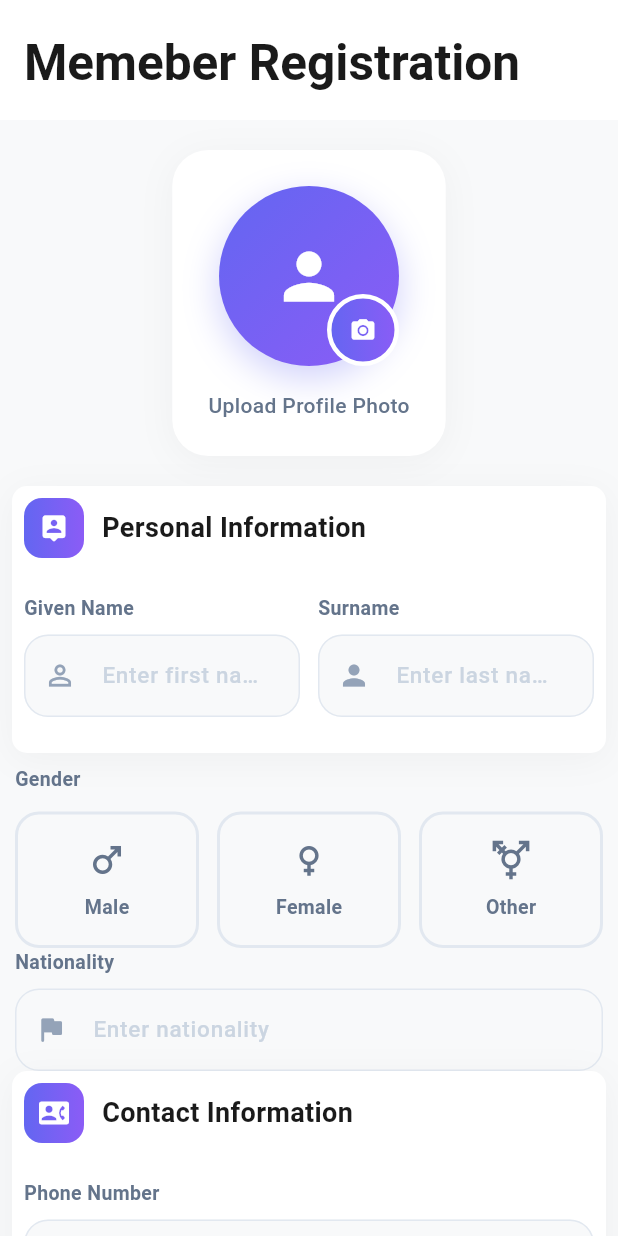
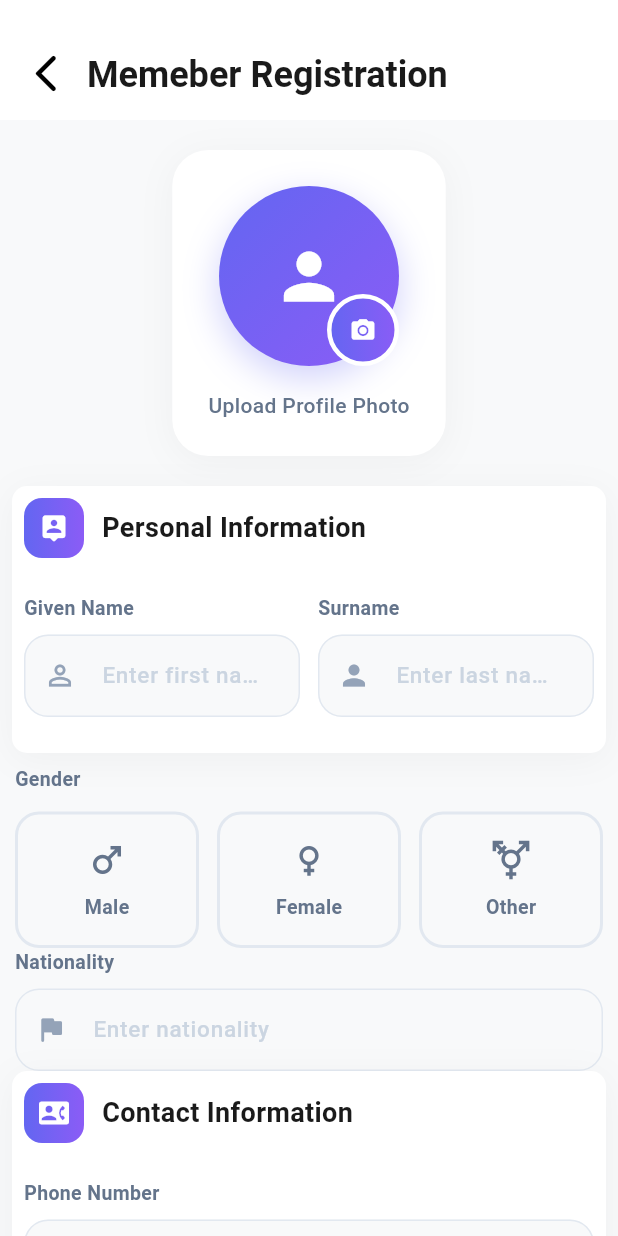
Before and after one commit to MonowarShoz/shomiti_app, a Flutter app: the MemberRegistrationFormScreen screen opened by its route, on a phone screen of 412 x 824 dp. Run offline on Flutter 3.47's test engine with Material 3 defaults, Android fonts, the light colour scheme and no system bars; our stand-ins replace dio, file_picker, flutter_image_compress, flutter_riverpod, flutter_screenutil, fpdart and 6 more; accounts and stored records are empty; generated files the repository leaves out were written again; statements that could not run were skipped.

Commit message:
sub menu added

```diff
--- a/lib/core/routing/app_router.dart
+++ b/lib/core/routing/app_router.dart
@@ -3,6 +3,7 @@ import 'package:go_router/go_router.dart';
 import 'package:imsomitiapp/core/routing/navigator_observer.dart';
 import 'package:imsomitiapp/core/routing/routes.dart';
 import 'package:imsomitiapp/features/Home/presentation/widget/home_screen.dart';
+import 'package:imsomitiapp/features/Home/presentation/widget/submenu_screen.dart';
 import 'package:imsomitiapp/features/Member_info/presentation/widget/member_registration_form.dart';
 import 'package:imsomitiapp/features/auth/presentation/provider/login_notifier_provider.dart';
 import 'package:imsomitiapp/features/auth/presentation/widget/login_screen.dart';
@@ -61,7 +62,15 @@ final routerProvider = Provider<GoRouter>((ref) {
       // GoRoute(name: Routes.registerScreen, path: Routes.registerScreen, builder: (context, state) => SchoolRegisterScreen()),
       // GoRoute(name: Routes.changePass, path: Routes.changePass, builder: (context, state) => ChangePasswordScreen()),
        GoRoute(name: Routes.home, path: Routes.home, builder: (context, state) => HomeScreen()),
+      GoRoute(path: Routes.subMenu, name: Routes.subMenu, builder: (context, state) {
+        final args = state.extra as Map<String, dynamic>?;
+        return SubmenuScreen(
+          menuTitle: args?['menuName'] ?? '',
+          headersubMenuIcon: args?['icon'] ?? '',
+          subMenuColor: args?['color'] ?? '',
+        );
 
+      } ),
        GoRoute(path: Routes.memberRegistration, name: Routes.memberRegistration, builder: (context, state) => MemberRegistrationFormScreen()),
       // GoRoute(path: Routes.homework, name: Routes.homework, builder: (context, state) => HomeWorkScreen()),
       // GoRoute(path: Routes.allhomework, name: Routes.allhomework, builder: (context, state) => ViewAllHomeworkScreen()),
--- a/lib/core/routing/routes.dart
+++ b/lib/core/routing/routes.dart
@@ -9,6 +9,7 @@ class Routes {
 
   // Main tab routes (used within ShellRoute)
   static const String home = '/home';
+  static const String subMenu = '/submenu';
   static const String teachermapping ='/teachermapping';
   static const String homework = '/homework';
   static const String allhomework = '/allhomework';
--- a/lib/features/Member_info/presentation/widget/member_registration_form.dart
+++ b/lib/features/Member_info/presentation/widget/member_registration_form.dart
@@ -43,7 +43,8 @@ class _MemberRegistrationFormScreenState
   Widget build(BuildContext context) {
     return Scaffold(
       backgroundColor: const Color(0xFFF8F9FA),
-      body: CustomScrollView(
+      body: SafeArea(
+        child: CustomScrollView(
           slivers: [
             SliverAppBar.large(
               expandedHeight: 80,
@@ -51,12 +52,34 @@ class _MemberRegistrationFormScreenState
               pinned: true,
               backgroundColor: Colors.white,
               elevation: 0,
+              automaticallyImplyLeading: false,
+
               flexibleSpace: FlexibleSpaceBar(
-              title: const Text(
+                title: DefaultTextStyle.merge(
+                  style: const TextStyle(
+                    fontSize: 16, // fix large default font
+                    color: Color(0xFF1A1A1A),
+                    fontWeight: FontWeight.w600,
+                  ),
+                  child: Row(
+                    children: [
+                      GestureDetector(
+                        onTap: () => Navigator.pop(context),
+                        child: const Icon(
+                          Icons.arrow_back_ios_rounded,
+                          color: Colors.black,
+                          size: 20,
+                        ),
+                      ),
+                      const SizedBox(width: 8),
+                      const Text(
                         "Memeber Registration",
                         style: TextStyle(
                           color: Color(0xFF1A1A1A),
                           fontWeight: FontWeight.w600,
+                        ),
+                      ),
+                    ],
                   ),
                 ),
                 titlePadding: const EdgeInsets.only(left: 16, bottom: 16),
@@ -218,7 +241,11 @@ class _MemberRegistrationFormScreenState
                               ),
                               const SizedBox(width: 12),
                               Expanded(
-                              child: _buildGenderCard(2, 'Female', Icons.female),
+                                child: _buildGenderCard(
+                                  2,
+                                  'Female',
+                                  Icons.female,
+                                ),
                               ),
                               const SizedBox(width: 12),
                               Expanded(
@@ -230,22 +257,27 @@ class _MemberRegistrationFormScreenState
                               ),
                             ],
                           ),
-                        _buildModernTextField(controller: _nationalityController,
+                          _buildModernTextField(
+                            controller: _nationalityController,
                             label: 'Nationality',
                             hint: 'Enter nationality',
-                          icon: Icons.flag_rounded,),
+                            icon: Icons.flag_rounded,
+                          ),
                         ],
                       ),
-
                     ),
-                  _buildModerSection('Contact Information', Icons.contact_phone_rounded, [
+                    _buildModerSection(
+                      'Contact Information',
+                      Icons.contact_phone_rounded,
+                      [
                         _buildModernTextField(
                           controller: _phoneController,
                           label: 'Phone Number',
                           hint: '+880 XXX XXX XXXX',
                           icon: Icons.phone_android_rounded,
                           keyboardType: TextInputType.phone,
-                        validator: (v) => v?.isEmpty ?? true ? 'Required' : null,
+                          validator: (v) =>
+                              v?.isEmpty ?? true ? 'Required' : null,
                         ),
                         _buildModernTextField(
                           controller: _emailController,
@@ -268,7 +300,10 @@ class _MemberRegistrationFormScreenState
                         ),
                       ],
                     ),
-                  _buildModerSection( 'Identity Documents', Icons.badge_rounded, [
+                    _buildModerSection(
+                      'Identity Documents',
+                      Icons.badge_rounded,
+                      [
                         _buildModernTextField(
                           controller: _nidController,
                           label: 'National ID',
@@ -295,10 +330,11 @@ class _MemberRegistrationFormScreenState
                               color: const Color(0xFFF8F9FA),
                               borderRadius: BorderRadius.circular(16),
                               border: Border.all(
-                              color: _docuFileString  != null ?const Color(0xFF10B981) :  const Color(0xFFE2E8F0),
+                                color: _docuFileString != null
+                                    ? const Color(0xFF10B981)
+                                    : const Color(0xFFE2E8F0),
                                 width: 2,
                               ),
-
                             ),
                             child: Row(
                               children: [
@@ -307,19 +343,29 @@ class _MemberRegistrationFormScreenState
                                   decoration: BoxDecoration(
                                     color: _docuFileString != null
                                         ? const Color(0xFF10B981).withOpacity(0.1)
-                                        : const Color(0xFF6366F1).withOpacity(0.1),
-                                    borderRadius: BorderRadius.circular(12),),
-                                    child: Icon( _docuFileString != null ? Icons.check_circle : Icons.upload_file_rounded,
+                                        : const Color(
+                                            0xFF6366F1,
+                                          ).withOpacity(0.1),
+                                    borderRadius: BorderRadius.circular(12),
+                                  ),
+                                  child: Icon(
+                                    _docuFileString != null
+                                        ? Icons.check_circle
+                                        : Icons.upload_file_rounded,
                                     color: _docuFileString != null
                                         ? const Color(0xFF10B981)
-                                        : const Color(0xFF6366F1),),
+                                        : const Color(0xFF6366F1),
+                                  ),
                                 ),
                                 const SizedBox(width: 16),
-                               Expanded(child: Column(
+                                Expanded(
+                                  child: Column(
                                     crossAxisAlignment: CrossAxisAlignment.start,
                                     children: [
                                       Text(
-                                        _docuFileString != null ? 'Document Uploaded' : 'Upload Identity Document',
+                                        _docuFileString != null
+                                            ? 'Document Uploaded'
+                                            : 'Upload Identity Document',
                                         style: TextStyle(
                                           fontSize: 15,
                                           fontWeight: FontWeight.w600,
@@ -330,28 +376,32 @@ class _MemberRegistrationFormScreenState
                                       ),
                                       const SizedBox(height: 4),
                                       Text(
-                                        _docuFileString != null ? 'Tap to change' : 'PDF, PNG, or JPG',
+                                        _docuFileString != null
+                                            ? 'Tap to change'
+                                            : 'PDF, PNG, or JPG',
                                         style: const TextStyle(
                                           fontSize: 13,
                                           color: Color(0xFF94A3B8),
                                         ),
                                       ),
-
                                     ],
-                               )),
+                                  ),
+                                ),
                                 Icon(
                                   Icons.arrow_forward_ios_rounded,
                                   size: 16,
                                   color: Colors.grey[400],
                                 ),
-
                               ],
                             ),
                           ),
-                      )
-
-                  ]),
-                  _buildModerSection('Family Member Information', Icons.family_restroom_rounded,[
+                        ),
+                      ],
+                    ),
+                    _buildModerSection(
+                      'Family Member Information',
+                      Icons.family_restroom_rounded,
+                      [
                         _buildModernTextField(
                           controller: _fatherController,
                           label: "Father's Name",
@@ -364,23 +414,29 @@ class _MemberRegistrationFormScreenState
                           hint: 'Enter mother\'s name',
                           icon: Icons.person_outline,
                         ),
-                  ]),
+                      ],
+                    ),
 
                     Container(
                       margin: const EdgeInsets.all(20),
                       child: ElevatedButton(
-                      onPressed: (){
-
-                      },
-                      child:  Text('Complete Registration',style: TextStyles.regularRoboto.copyWith(fontWeight: FontWeight.w600,fontSize: 16,color: Colors.white),),
+                        onPressed: () {},
+                        child: Text(
+                          'Complete Registration',
+                          style: TextStyles.regularRoboto.copyWith(
+                            fontWeight: FontWeight.w600,
+                            fontSize: 16,
+                            color: Colors.white,
                           ),
-                  )
-
+                        ),
+                      ),
+                    ),
                   ],
                 ),
               ),
             ),
           ],
+        ),
       ),
     );
   }
@@ -393,6 +449,7 @@ class _MemberRegistrationFormScreenState
       });
     }
   }
+
   _pickIdentyDocFile() async {
     final fileData = await FilePickerHelper.pickDocumentBase64();
     if (fileData != null) {
@@ -408,7 +465,7 @@ class _MemberRegistrationFormScreenState
     List<Widget> children,
   ) {
     return Container(
-      padding: EdgeInsets.symmetric(vertical: 8,horizontal: 8),
+      padding: EdgeInsets.symmetric(vertical: 8, horizontal: 8),
       margin: const EdgeInsets.fromLTRB(8, 0, 8, 8),
       decoration: BoxDecoration(
         color: Colors.white,
--- a/lib/features/auth/presentation/login_state_listener.dart
+++ b/lib/features/auth/presentation/login_state_listener.dart
@@ -27,7 +27,10 @@ class SignInStateListener extends ConsumerWidget {
           }
         },
         loading: () {
-          LoadingOverlay.show(context);
+          if(context.mounted){
+            LoadingOverlay.show(context);
+          }
+
          // LoadingIndicator.show(context);
         },
         error: (error, stackTrace) {
```
Also changed, not shown: lib/features/Home/presentation/widget/home_screen.dart (+38 -22 lines), lib/features/Home/presentation/widget/submenu_screen.dart (added, +214 -0 lines), lib/features/Member_info/presentation/widget/member_info_screen.dart (added). Lines whose indentation alone changed are shown as unchanged.
